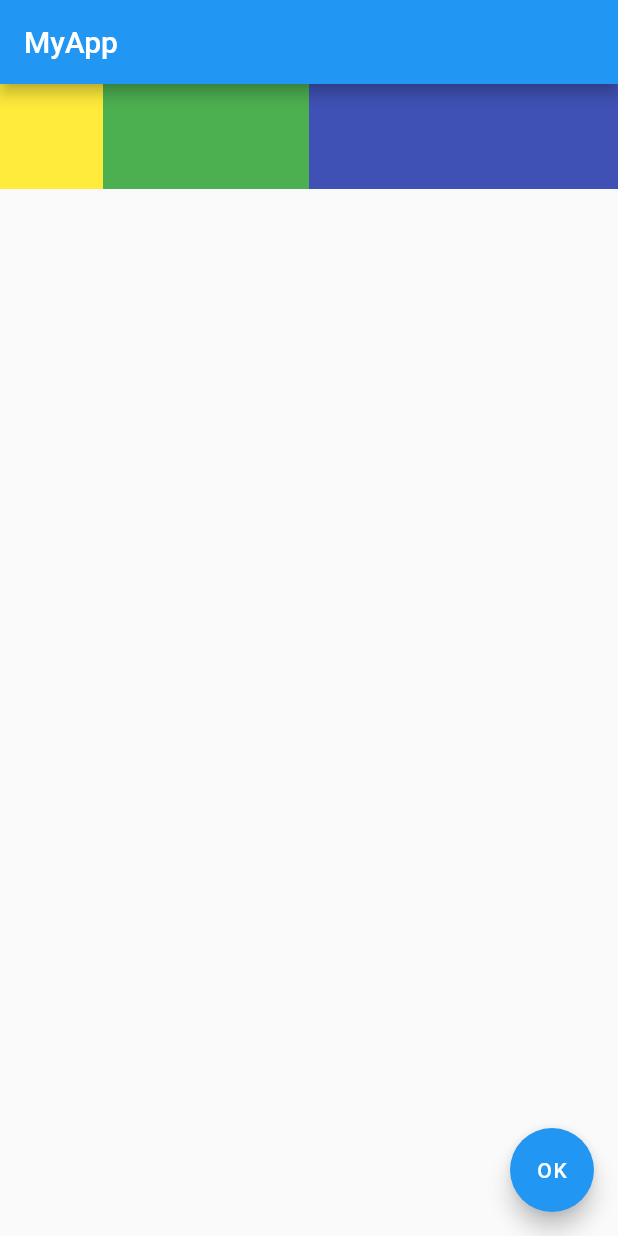
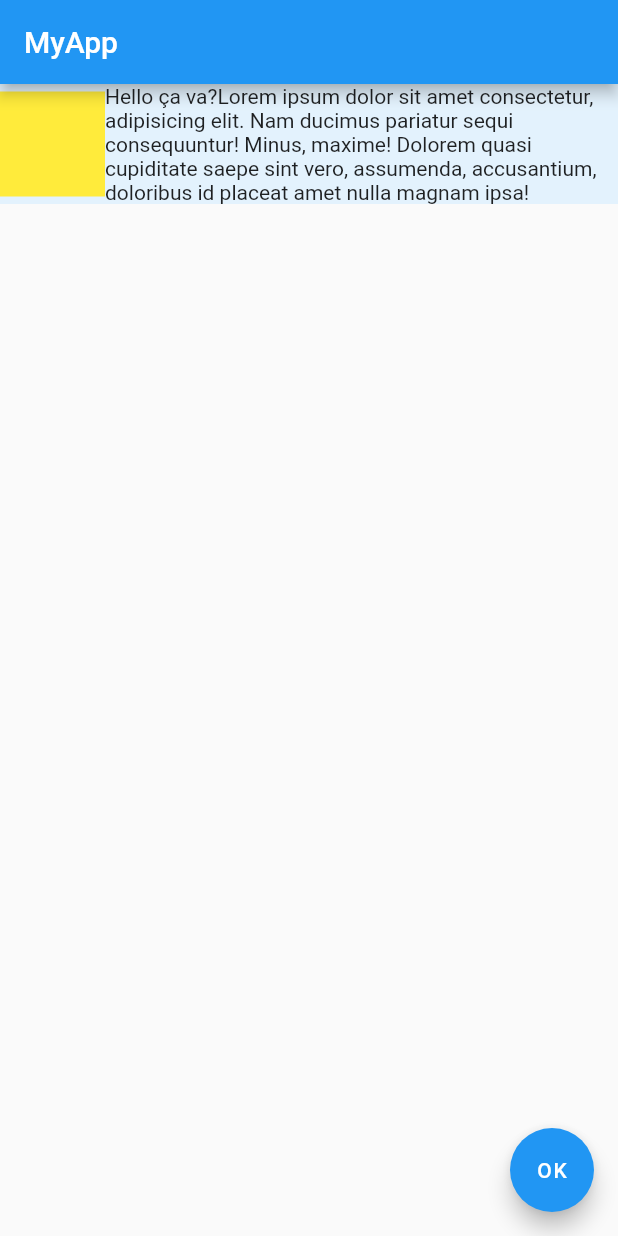
Before and after one commit to AdalbertPungu/flutter_application_demo, a Flutter app: the screen it shows after launch, on a phone screen of 412 x 824 dp. Run offline on Flutter 3.47's test engine with Material 2 defaults, Android fonts, the phone set to English and light mode, and no system bars.

Commit message:
Utilisation du widget Expanded avec les texts

```diff
--- a/lib/main.dart
+++ b/lib/main.dart
@@ -19,16 +19,10 @@ class HomePage extends StatelessWidget {
         color: Colors.blue.shade50,
         child: Row(
           children: [
+            Container(width: 70, height: 70, color: Colors.yellow),
             Expanded(
-              flex: 1,
-              child: Container(width: 70, height: 70, color: Colors.yellow),
-            ),
-            Expanded(
-                flex: 2,
-                child: Container(width: 70, height: 70, color: Colors.green)),
-            Expanded(
-              flex: 3,
-              child: Container(width: 70, height: 70, color: Colors.indigo),
+              child: Text(
+                  'Hello ça va?Lorem ipsum dolor sit amet consectetur, adipisicing elit. Nam ducimus pariatur sequi consequuntur! Minus, maxime! Dolorem quasi cupiditate saepe sint vero, assumenda, accusantium, doloribus id placeat amet nulla magnam ipsa!'),
             ),
           ],
         ),
```
